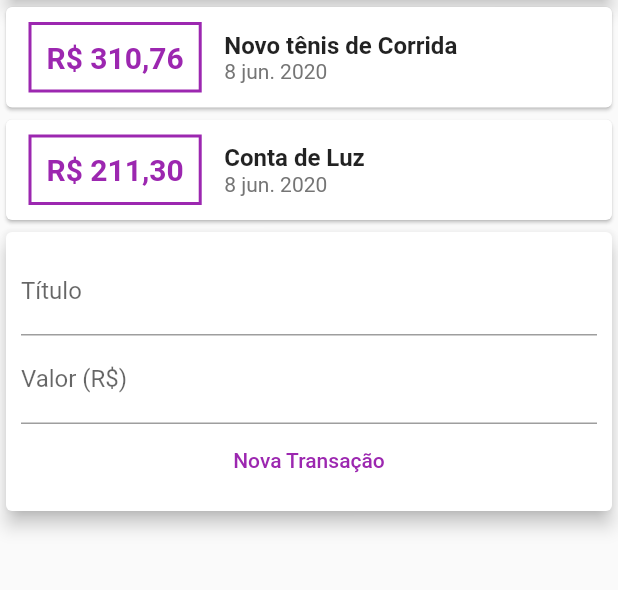
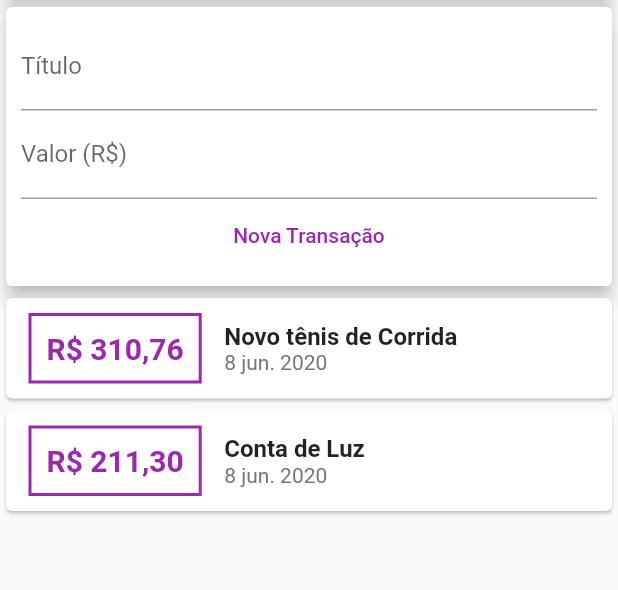
Before and after one commit to machado-jose/expenses, a Flutter app: the screen it shows after launch, on a phone screen of 412 x 824 dp, the part 119-709 px from its top. Run offline on Flutter 3.47's test engine with Material 2 defaults, Android fonts, the phone set to English and light mode, and no system bars.

Commit message:
Config. ListView in TransactionList

```diff
--- a/lib/components/transaction_list.dart
+++ b/lib/components/transaction_list.dart
@@ -9,8 +9,12 @@ class TransactionList extends StatelessWidget {
 
   @override
   Widget build(BuildContext context) {
-    return Column(
-      children: this.transactions.map((tr) {
+    return Container(
+      height: 300,
+      child: ListView.builder(
+        itemCount: this.transactions.length,
+        itemBuilder: (ctx, index) {
+          final tr = this.transactions[index];
           return Card(
             child: Row(
               children: <Widget>[
@@ -33,7 +37,8 @@ class TransactionList extends StatelessWidget {
                   children: <Widget>[
                     Text(
                       tr.title,
-                    style: TextStyle(fontWeight: FontWeight.bold, fontSize: 16),
+                      style:
+                          TextStyle(fontWeight: FontWeight.bold, fontSize: 16),
                     ),
                     Text(
                       DateFormat('d MMM y', 'pt_BR').format(tr.date),
@@ -46,7 +51,8 @@ class TransactionList extends StatelessWidget {
               ],
             ),
           );
-      }).toList(),
+        },
+      ),
     );
   }
 }
--- a/lib/components/transaction_user.dart
+++ b/lib/components/transaction_user.dart
@@ -41,8 +41,8 @@ class _TransactionUserState extends State<TransactionUser> {
   Widget build(BuildContext context) {
     return Column(
       children: <Widget>[
+        TransactionForm(this._addTransaction),
         TransactionList(this._transaction),
-        TransactionForm(this._addTransaction),
       ],
     );
   }
--- a/lib/main.dart
+++ b/lib/main.dart
@@ -25,7 +25,8 @@ class MyHomePage extends StatelessWidget {
       appBar: AppBar(
         title: Text('Despesas Pessoais'),
       ),
-      body: Column(
+      body: SingleChildScrollView(
+        child: Column(
           crossAxisAlignment: CrossAxisAlignment.stretch,
           children: <Widget>[
             Container(
@@ -42,6 +43,7 @@ class MyHomePage extends StatelessWidget {
             TransactionUser(),
           ],
         ),
+      ),
     );
   }
 }
```
Lines whose indentation alone changed are shown as unchanged.
